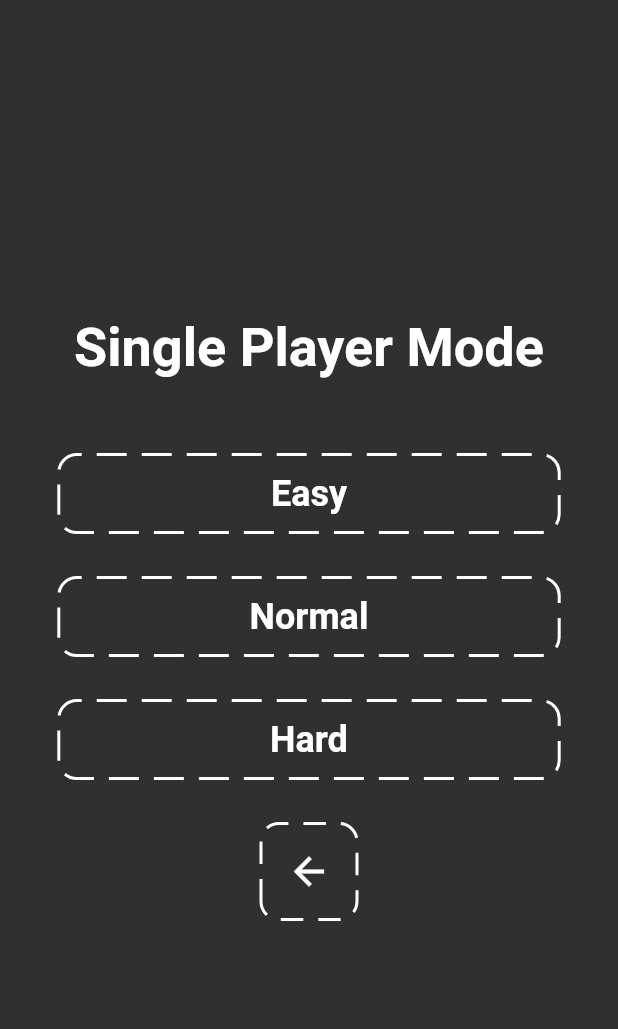
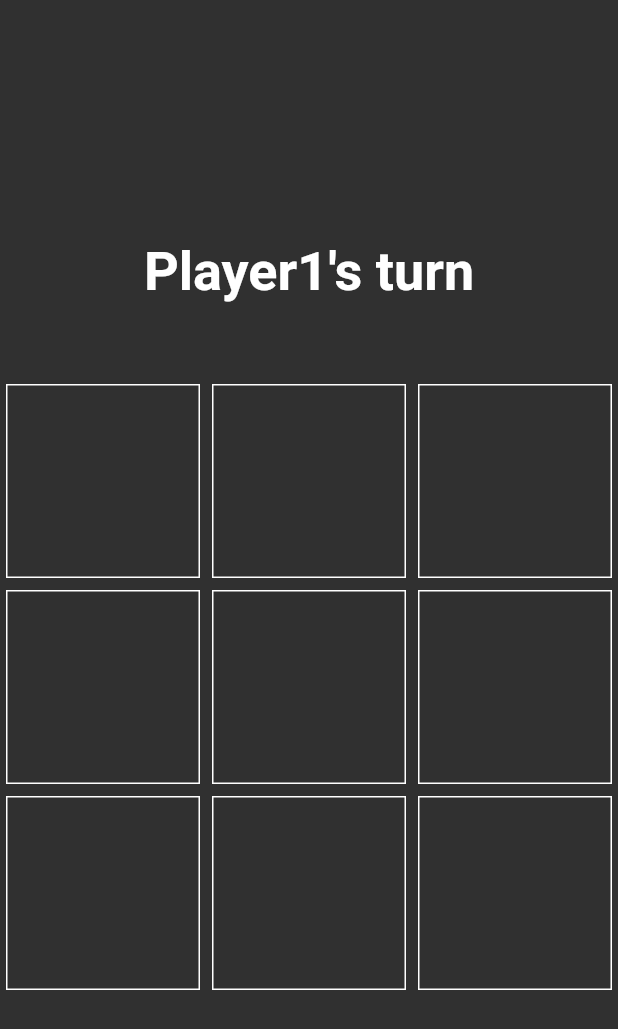
Before and after one commit to zwethu/Flutter-Tic-Tac-Toe-Online, a Flutter app: the SinglePlayerModeScreen screen opened directly, after a tap on "Easy", on a phone screen of 412 x 824 dp. Shown: the top 1029 px of the screen. Run offline on Flutter 3.47's test engine with Material 2 defaults, Android fonts, the phone set to English and light mode, and no system bars; drawn by our look-alikes of dotted_border.

Commit message:
offline two player mode completed

```diff
--- a/lib/screens/home_screen.dart
+++ b/lib/screens/home_screen.dart
@@ -2,6 +2,7 @@
 import 'dart:async';
 import 'package:flutter/material.dart';
 import 'package:tic_tac_toe/reusable_widgets.dart';
+import 'package:tic_tac_toe/screens/offline_two_player_screen.dart';
 import 'package:tic_tac_toe/screens/single_player_mode_screen.dart';
 import 'package:tic_tac_toe/screens/two_player_online_mode_screen.dart';
 import 'package:tic_tac_toe/style.dart';
@@ -58,7 +59,8 @@ class _HomeScreenState extends State<HomeScreen> {
                     Navigator.push(
                       context,
                       MaterialPageRoute(
-                          builder: (context) => const SinglePlayerModeScreen()),
+                        settings: const RouteSettings(name: '/OfflineTwoPlayerScreen'),
+                          builder: (context) => const OfflineTwoPlayerScreen()),
                     );
                   });
                 }),
--- /dev/null
+++ b/lib/screens/offline_two_player_screen.dart
@@ -0,0 +1,266 @@
+import 'package:flutter/material.dart';
+import 'package:tic_tac_toe/screens/home_screen.dart';
+import 'package:tic_tac_toe/style.dart';
+
+enum playerType { player1, player2, none }
+enum topLeft { player1, player2 }
+enum topCenter { player1, player2 }
+enum topRight { player1, player2 }
+enum midLeft { player1, player2 }
+enum midCenter { player1, player2 }
+enum midRight { player1, player2 }
+enum botLeft { player1, player2 }
+enum botCenter { player1, player2 }
+enum botRight { player1, player2 }
+
+class OfflineTwoPlayerScreen extends StatefulWidget {
+  const OfflineTwoPlayerScreen({Key? key}) : super(key: key);
+
+  @override
+  State<OfflineTwoPlayerScreen> createState() => _OfflineTwoPlayerScreenState();
+}
+
+class _OfflineTwoPlayerScreenState extends State<OfflineTwoPlayerScreen> {
+  List<playerType> gameData = [
+    playerType.none,
+    playerType.none,
+    playerType.none,
+    playerType.none,
+    playerType.none,
+    playerType.none,
+    playerType.none,
+    playerType.none,
+    playerType.none,
+  ];
+  int currentIndex = -1;
+  int timeCount = 1;
+  bool isPlayer1 = false;
+  bool isPlayer2 = false;
+
+  @override
+  Widget build(BuildContext context) {
+    return Scaffold(
+      body: SafeArea(
+        child: Column(
+          mainAxisAlignment: MainAxisAlignment.center,
+          crossAxisAlignment: CrossAxisAlignment.center,
+          children: [
+            playerScreen(),
+            const SizedBox(height: 50),
+            touchscreenGridView(),
+          ],
+        ),
+      ),
+    );
+  }
+
+  Container playerScreen() {
+    return Container(
+      child: timeCount % 2 == 0
+          ? const Text("Player2's turn", style: bigFont)
+          : const Text("Player1's turn", style: bigFont),
+    );
+  }
+
+  GridView touchscreenGridView() {
+    return GridView.builder(
+      shrinkWrap: true,
+      gridDelegate: const SliverGridDelegateWithFixedCrossAxisCount(
+        crossAxisCount: 3,
+      ),
+      itemCount: 9,
+      itemBuilder: (BuildContext context, int index) {
+        return TouchScreen(
+          onTap: () {
+            setState(() {
+              currentIndex = index;
+              showXorOAccordingToPlayer();
+              checkPlayer1IsWinner();
+              checkPlayer2IsWinner();
+              if (timeCount == 10) {
+                showTie(context);
+              }
+            });
+          },
+          icon: gameData[index] == playerType.player1
+              ? Icons.lens_outlined
+              : gameData[index] == playerType.player2
+                  ? Icons.close_outlined
+                  : Icons.question_mark_outlined,
+          iconColor: gameData[index] == playerType.none
+              ? Colors.transparent
+              : Colors.white,
+        );
+      },
+    );
+  }
+
+  Future<dynamic> showTie(BuildContext context) {
+    return showDialog(
+      context: context,
+      builder: (context) => AlertDialog(
+        title: const Center(
+          child: Text(
+            'Tie!',
+            style: normalFont,
+          ),
+        ),
+        actions: [
+          TextButton(
+            onPressed: (() {
+              Navigator.of(context).pushAndRemoveUntil(
+                  MaterialPageRoute(
+                    builder: (context) => const HomeScreen(),
+                  ),
+                  (Route<dynamic> route) => false);
+            }),
+            child: const Text(
+              'Exit',
+              style: normalFont,
+            ),
+          ),
+        ],
+      ),
+    );
+  }
+
+  void checkPlayer1IsWinner() {
+    if ((gameData[0] == playerType.player1 &&
+            gameData[1] == playerType.player1 &&
+            gameData[2] == playerType.player1) ||
+        (gameData[3] == playerType.player1 &&
+            gameData[4] == playerType.player1 &&
+            gameData[5] == playerType.player1) ||
+        (gameData[6] == playerType.player1 &&
+            gameData[7] == playerType.player1 &&
+            gameData[8] == playerType.player1) ||
+        (gameData[1] == playerType.player1 &&
+            gameData[4] == playerType.player1 &&
+            gameData[7] == playerType.player1) ||
+        (gameData[0] == playerType.player1 &&
+            gameData[3] == playerType.player1 &&
+            gameData[6] == playerType.player1) ||
+        (gameData[2] == playerType.player1 &&
+            gameData[5] == playerType.player1 &&
+            gameData[8] == playerType.player1) ||
+        (gameData[0] == playerType.player1 &&
+            gameData[4] == playerType.player1 &&
+            gameData[8] == playerType.player1) ||
+        (gameData[2] == playerType.player1 &&
+            gameData[4] == playerType.player1 &&
+            gameData[6] == playerType.player1)) {
+      showWinner(context, playerType.player1);
+    }
+  }
+
+  void checkPlayer2IsWinner() {
+    if ((gameData[0] == playerType.player2 &&
+            gameData[1] == playerType.player2 &&
+            gameData[2] == playerType.player2) ||
+        (gameData[3] == playerType.player2 &&
+            gameData[4] == playerType.player2 &&
+            gameData[5] == playerType.player2) ||
+        (gameData[6] == playerType.player2 &&
+            gameData[7] == playerType.player2 &&
+            gameData[8] == playerType.player2) ||
+        (gameData[1] == playerType.player2 &&
+            gameData[4] == playerType.player2 &&
+            gameData[7] == playerType.player2) ||
+        (gameData[0] == playerType.player2 &&
+            gameData[3] == playerType.player2 &&
+            gameData[6] == playerType.player2) ||
+        (gameData[2] == playerType.player2 &&
+            gameData[5] == playerType.player2 &&
+            gameData[8] == playerType.player2) ||
+        (gameData[0] == playerType.player2 &&
+            gameData[4] == playerType.player2 &&
+            gameData[8] == playerType.player2) ||
+        (gameData[2] == playerType.player2 &&
+            gameData[4] == playerType.player2 &&
+            gameData[6] == playerType.player2)) {
+      showWinner(context, playerType.player2);
+    }
+  }
+
+  void showXorOAccordingToPlayer() {
+    if (timeCount % 2 == 1) {
+      if (gameData[currentIndex] == playerType.none) {
+        gameData[currentIndex] = playerType.player1;
+        timeCount++;
+        print(timeCount);
+      }
+    } else if (timeCount % 2 == 0) {
+      if (gameData[currentIndex] == playerType.none) {
+        gameData[currentIndex] = playerType.player2;
+        timeCount++;
+        print(timeCount);
+      }
+    }
+  }
+
+  Future<dynamic> showWinner(BuildContext context, playerType player) {
+    String winner = player.name;
+    return showDialog(
+      context: context,
+      builder: (context) => AlertDialog(
+        title: Center(
+          child: Text(
+            '$winner win!!!',
+            style: normalFont,
+          ),
+        ),
+        actions: [
+          TextButton(
+            onPressed: (() {
+              Navigator.of(context).pushAndRemoveUntil(
+                  MaterialPageRoute(
+                    builder: (context) => const HomeScreen(),
+                  ),
+                  (Route<dynamic> route) => false);
+            }),
+            child: const Text(
+              'Exit',
+              style: normalFont,
+            ),
+          ),
+        ],
+      ),
+    );
+  }
+}
+
+class TouchScreen extends StatefulWidget {
+  // ignore: use_key_in_widget_constructors
+  const TouchScreen(
+      {required this.onTap, required this.icon, required this.iconColor});
+  final VoidCallback onTap;
+  final IconData icon;
+  final Color iconColor;
+
+  @override
+  State<TouchScreen> createState() => _TouchScreenState();
+}
+
+class _TouchScreenState extends State<TouchScreen> {
+  @override
+  Widget build(BuildContext context) {
+    return GestureDetector(
+      onTap: widget.onTap,
+      child: Container(
+        decoration: BoxDecoration(
+          border: Border.all(
+            color: Colors.white,
+            width: 1.0,
+            style: BorderStyle.solid,
+          ),
+        ),
+        margin: const EdgeInsets.all(4),
+        child: Icon(
+          widget.icon,
+          size: 100,
+          color: widget.iconColor,
+        ),
+      ),
+    );
+  }
+}
--- a/lib/screens/single_player_mode_screen.dart
+++ b/lib/screens/single_player_mode_screen.dart
@@ -2,6 +2,7 @@ import 'dart:async';
 
 import 'package:flutter/material.dart';
 import 'package:tic_tac_toe/reusable_widgets.dart';
+import 'package:tic_tac_toe/screens/offline_two_player_screen.dart';
 import 'package:tic_tac_toe/style.dart';
 
 class SinglePlayerModeScreen extends StatefulWidget {
@@ -37,7 +38,11 @@ class _SinglePlayerModeScreenState extends State<SinglePlayerModeScreen> {
                     TouchedIndex = 0;
                     resetTouchAnimation();
                   });
-                  // Navigator.of(context).pop(const SinglePlayerModeScreen());
+                   Navigator.push(
+                      context,
+                      MaterialPageRoute(
+                          builder: (context) => const OfflineTwoPlayerScreen()),
+                    );
                 }),
             const SizedBox(height: 30),
             //normal easy ai bot
--- a/pubspec.yaml
+++ b/pubspec.yaml
@@ -3,7 +3,7 @@ description: A new Flutter project.
 
 # The following line prevents the package from being accidentally published to
 # pub.dev using `flutter pub publish`. This is preferred for private packages.
-publish_to: 'none' # Remove this line if you wish to publish to pub.dev
+publish_to: "none" # Remove this line if you wish to publish to pub.dev
 
 # The following defines the version and build number for your application.
 # A version number is three numbers separated by dots, like 1.2.43
@@ -30,7 +30,6 @@ dependencies:
   flutter:
     sdk: flutter
 
-
   # The following adds the Cupertino Icons font to your application.
   # Use with the CupertinoIcons class for iOS style icons.
   cupertino_icons: ^1.0.2
@@ -52,7 +51,6 @@ dev_dependencies:
 
 # The following section is specific to Flutter.
 flutter:
-
   # The following line ensures that the Material Icons font is
   # included with your application, so that you can use the icons in
   # the material Icons class.
```
